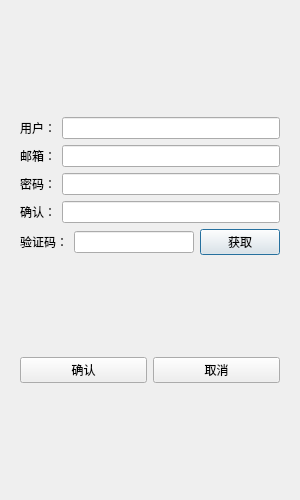
Before: the Qt Designer form registerdialog.ui in YCG2005/FullStackChatProject, drawn with Qt 5.
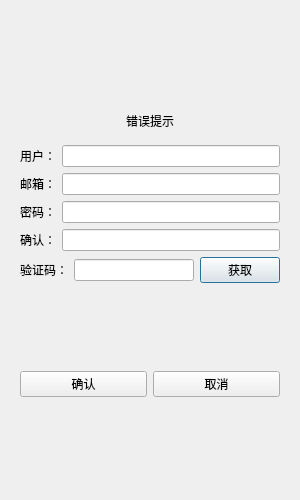
After: the same form once the commit is applied.

What changed in the file:
```diff
--- a/registerdialog.ui
+++ b/registerdialog.ui
@@ -49,6 +49,22 @@
            </property>
           </spacer>
          </item>
+         <item>
+          <widget class="QWidget" name="widget" native="true">
+           <layout class="QVBoxLayout" name="verticalLayout_4">
+            <item>
+             <widget class="QLabel" name="err_tip">
+              <property name="text">
+               <string>错误提示</string>
+              </property>
+              <property name="alignment">
+               <set>Qt::AlignmentFlag::AlignCenter</set>
+              </property>
+             </widget>
+            </item>
+           </layout>
+          </widget>
+         </item>
          <item>
           <layout class="QHBoxLayout" name="horizontalLayout_6">
            <item>
```
